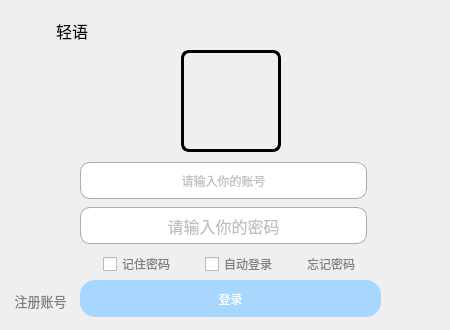
Qt form user/user/login.ui (3432276416/QingYuChat) before a commit.
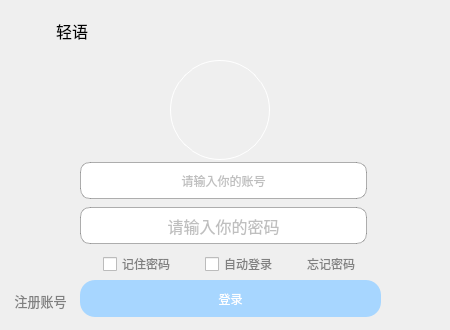
The same form after that commit.

```diff
--- a/user/user/login.ui
+++ b/user/user/login.ui
@@ -91,62 +91,6 @@
     </item>
    </layout>
   </widget>
-  <widget class="QWidget" name="layoutWidget">
-   <property name="geometry">
-    <rect>
-     <x>80</x>
-     <y>50</y>
-     <width>301</width>
-     <height>102</height>
-    </rect>
-   </property>
-   <layout class="QHBoxLayout" name="horizontalLayout_2">
-    <item>
-     <spacer name="horizontalSpacer_3">
-      <property name="orientation">
-       <enum>Qt::Horizontal</enum>
-      </property>
-      <property name="sizeHint" stdset="0">
-       <size>
-        <width>30</width>
-        <height>20</height>
-       </size>
-      </property>
-     </spacer>
-    </item>
-    <item>
-     <widget class="QLabel" name="lab_ava">
-      <property name="minimumSize">
-       <size>
-        <width>100</width>
-        <height>100</height>
-       </size>
-      </property>
-      <property name="styleSheet">
-       <string notr="true">border: 3px solid black;
-border-radius: 8px;
-</string>
-      </property>
-      <property name="text">
-       <string/>
-      </property>
-     </widget>
-    </item>
-    <item>
-     <spacer name="horizontalSpacer_2">
-      <property name="orientation">
-       <enum>Qt::Horizontal</enum>
-      </property>
-      <property name="sizeHint" stdset="0">
-       <size>
-        <width>40</width>
-        <height>20</height>
-       </size>
-      </property>
-     </spacer>
-    </item>
-   </layout>
-  </widget>
   <widget class="QWidget" name="layoutWidget">
    <property name="geometry">
     <rect>
@@ -378,6 +322,23 @@
     </item>
    </layout>
   </widget>
+  <widget class="QLabel" name="lab_ava">
+   <property name="geometry">
+    <rect>
+     <x>170</x>
+     <y>60</y>
+     <width>100</width>
+     <height>100</height>
+    </rect>
+   </property>
+   <property name="styleSheet">
+    <string notr="true">border: 1px solid white;
+border-radius: 50px;</string>
+   </property>
+   <property name="text">
+    <string/>
+   </property>
+  </widget>
  </widget>
  <resources/>
  <connections/>
```
